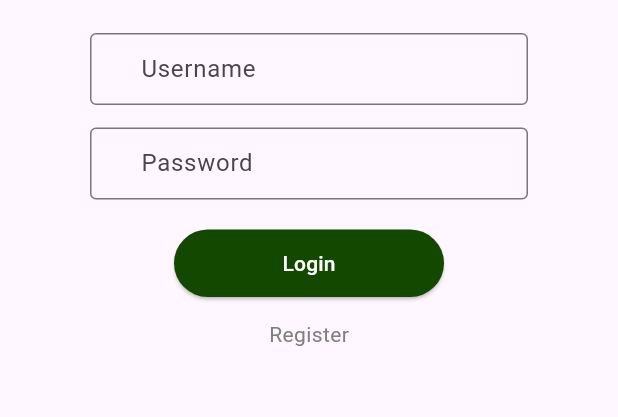
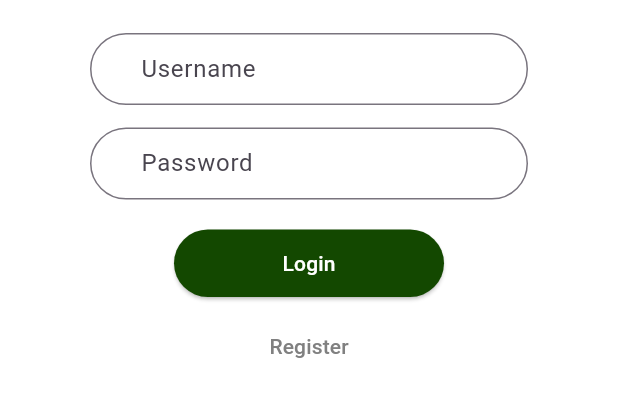
Before and after one commit to etadesse2/Sprout, a Flutter app: the screen it shows after launch, after a tap on "Login", on a phone screen of 412 x 824 dp, the part 498-915 px from its top. Run offline on Flutter 3.47's test engine with Material 3 defaults, Android fonts, the phone set to English and light mode, and no system bars; our stand-ins replace shared_preferences.

Commit message:
functionality added to buttons, ui design changes

```diff
--- a/sprouts/lib/login_screen.dart
+++ b/sprouts/lib/login_screen.dart
@@ -1,5 +1,6 @@
 import 'package:flutter/material.dart';
 import 'package:shared_preferences/shared_preferences.dart';
+import 'package:sprouts/registration_screen.dart';
 import 'home_screen.dart'; // Assuming this is your HomeScreen; rename as necessary
 
 class LoginScreen extends StatelessWidget {
@@ -21,7 +22,7 @@ class LoginScreen extends StatelessWidget {
       );
     } else {
       ScaffoldMessenger.of(context).showSnackBar(
-          SnackBar(content: Text('Incorrect username or password')));
+          const SnackBar(content: Text('Incorrect username or password')));
     }
   }
 
@@ -29,7 +30,9 @@ class LoginScreen extends StatelessWidget {
   Widget build(BuildContext context) {
     return MaterialApp(
       home: Scaffold(
-        body: Padding(
+        backgroundColor: Colors.white,
+        body: SingleChildScrollView(
+          child: Padding(
             padding: const EdgeInsets.only(left: 60, right: 60),
             child: Center(
               child: Column(
@@ -55,7 +58,13 @@ class LoginScreen extends StatelessWidget {
                   TextField(
                     controller: _usernameController,
                     decoration: InputDecoration(
-                    border: const OutlineInputBorder(),
+                      focusedBorder: OutlineInputBorder(
+                          borderRadius: BorderRadius.circular(20),
+                          borderSide: const BorderSide(
+                              color: Color.fromARGB(255, 28, 67, 30))),
+                      border: OutlineInputBorder(
+                        borderRadius: BorderRadius.circular(30),
+                      ),
                       hintText: 'Username',
                       contentPadding: const EdgeInsets.only(left: 30),
                     ),
@@ -66,7 +75,13 @@ class LoginScreen extends StatelessWidget {
                   TextField(
                     controller: _passwordController,
                     decoration: InputDecoration(
-                    border: const OutlineInputBorder(),
+                      focusedBorder: OutlineInputBorder(
+                          borderRadius: BorderRadius.circular(20),
+                          borderSide: const BorderSide(
+                              color: Color.fromARGB(255, 28, 67, 30))),
+                      border: OutlineInputBorder(
+                        borderRadius: BorderRadius.circular(30),
+                      ),
                       hintText: 'Password',
                       contentPadding: const EdgeInsets.only(left: 30),
                     ),
@@ -86,12 +101,28 @@ class LoginScreen extends StatelessWidget {
                       ),
                     ),
                   ),
-                const Padding(
-                  padding: EdgeInsets.only(top: 15.0),
-                  child: Text(
+                  Padding(
+                    padding: const EdgeInsets.only(top: 8.0),
+                    child: SizedBox(
+                      width: 180,
+                      height: 50,
+                      child: FloatingActionButton(
+                        onPressed: () {
+                          Navigator.push(
+                              context,
+                              MaterialPageRoute(
+                                  builder: (context) => RegistrationScreen()));
+                        },
+                        backgroundColor: Color.fromARGB(255, 255, 255, 255),
+                        shape: RoundedRectangleBorder(
+                            borderRadius: BorderRadius.circular(30)),
+                        elevation: 0,
+                        splashColor: Colors.white,
+                        child: const Text(
                           'Register',
                           style: TextStyle(
-                      color: Color.fromARGB(255, 128, 128, 128),
+                              color: Color.fromARGB(255, 128, 128, 128)),
+                        ),
                       ),
                     ),
                   ),
@@ -100,6 +131,7 @@ class LoginScreen extends StatelessWidget {
             ),
           ),
         ),
+      ),
     );
   }
 }
```
Lines whose indentation alone changed are shown as unchanged.
